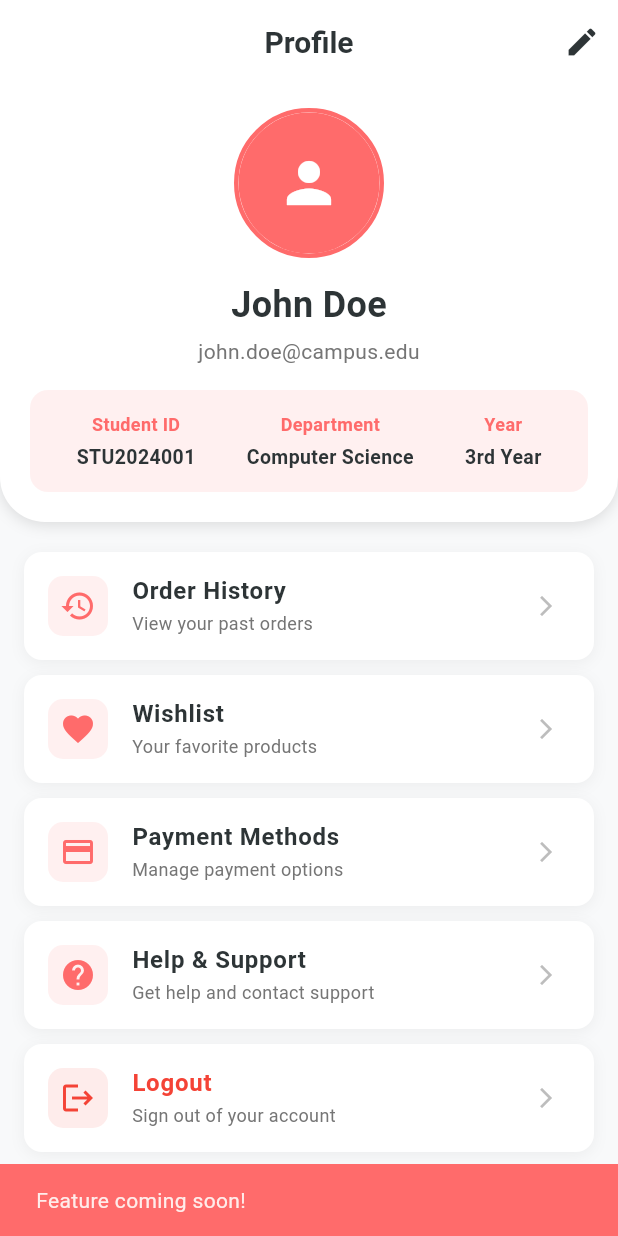
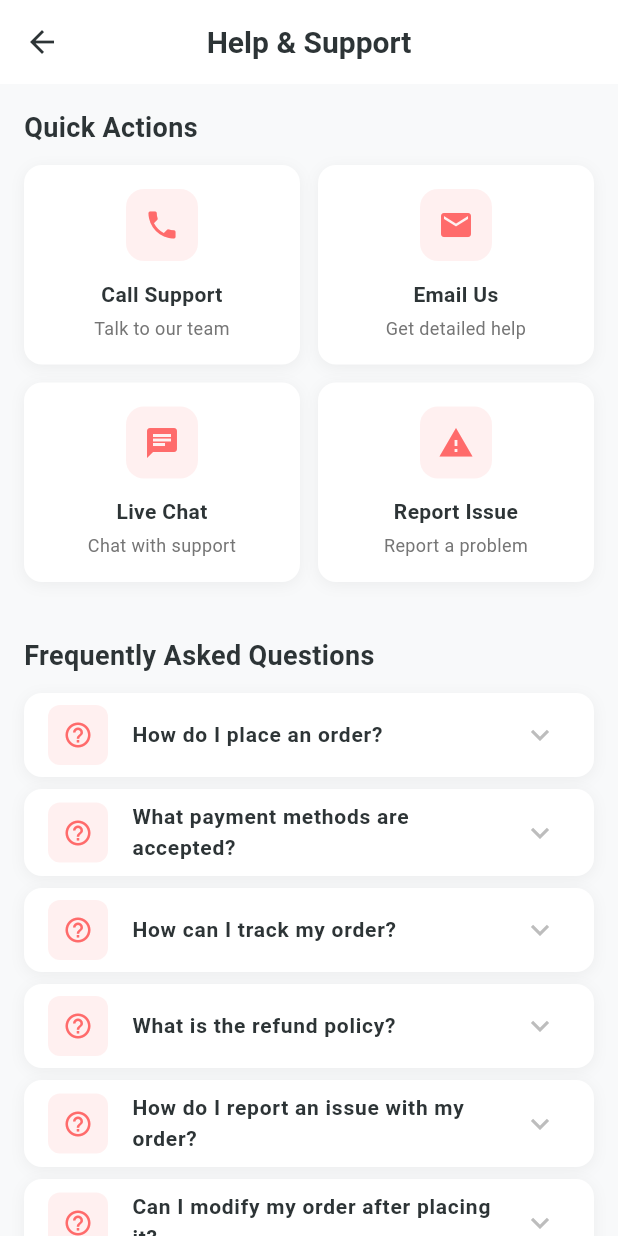
Before and after one commit to Gabrial-8467/UniNest_Customer, a Flutter app: the ProfileScreen screen opened directly, after a tap on "Help & Support", on a phone screen of 412 x 824 dp. Run offline on Flutter 3.47's test engine with Material 3 defaults, Android fonts, the phone set to English and light mode, and no system bars; our stand-ins replace shared_preferences; accounts and stored records are empty; network calls fail.

Commit message:
modify profile and add help& support

```diff
--- /dev/null
+++ b/lib/screen/help_support.dart
@@ -0,0 +1,489 @@
+import 'package:flutter/material.dart';
+
+class HelpSupportScreen extends StatefulWidget {
+  final bool showBackButton;
+
+  const HelpSupportScreen({super.key, this.showBackButton = true});
+
+  @override
+  State<HelpSupportScreen> createState() => _HelpSupportScreenState();
+}
+
+class _HelpSupportScreenState extends State<HelpSupportScreen> {
+  final List<FAQItem> faqItems = [
+    FAQItem(
+      question: 'How do I place an order?',
+      answer:
+          'Browse through canteens and products, select items you want, add them to cart, and proceed to checkout. You can pay online or cash on delivery.',
+    ),
+    FAQItem(
+      question: 'What payment methods are accepted?',
+      answer:
+          'We accept credit/debit cards, UPI, net banking, and cash on delivery. Payment options may vary by canteen.',
+    ),
+    FAQItem(
+      question: 'How can I track my order?',
+      answer:
+          'Go to Order History in your profile to track your orders. You can see real-time status updates from preparation to delivery.',
+    ),
+    FAQItem(
+      question: 'What is the refund policy?',
+      answer:
+          'Refunds are processed within 5-7 business days. If you cancel before the canteen starts preparing, you get a full refund. Partial refunds may apply for late cancellations.',
+    ),
+    FAQItem(
+      question: 'How do I report an issue with my order?',
+      answer:
+          'Contact our support team through the app or email support@campuseats.edu. We typically respond within 24 hours.',
+    ),
+    FAQItem(
+      question: 'Can I modify my order after placing it?',
+      answer:
+          'You can modify or cancel your order within 5 minutes of placing it. After that, please contact the canteen directly.',
+    ),
+  ];
+
+  @override
+  Widget build(BuildContext context) {
+    return Scaffold(
+      backgroundColor: const Color(0xFFF8F9FA),
+      appBar: _buildAppBar(),
+      body: SingleChildScrollView(
+        child: Column(
+          children: [
+            _buildQuickActions(),
+            const SizedBox(height: 20),
+            _buildFAQSection(),
+            const SizedBox(height: 20),
+            _buildContactSection(),
+            const SizedBox(height: 20),
+          ],
+        ),
+      ),
+    );
+  }
+
+  PreferredSizeWidget _buildAppBar() {
+    return AppBar(
+      backgroundColor: Colors.white,
+      elevation: 0,
+      title: const Text(
+        'Help & Support',
+        style: TextStyle(
+          color: Color(0xFF2D3436),
+          fontSize: 20,
+          fontWeight: FontWeight.bold,
+        ),
+      ),
+      leading: widget.showBackButton
+          ? IconButton(
+              onPressed: () => Navigator.pop(context),
+              icon: const Icon(Icons.arrow_back, color: Color(0xFF2D3436)),
+            )
+          : null,
+      automaticallyImplyLeading: widget.showBackButton,
+    );
+  }
+
+  Widget _buildQuickActions() {
+    return Container(
+      margin: const EdgeInsets.all(16),
+      child: Column(
+        crossAxisAlignment: CrossAxisAlignment.start,
+        children: [
+          const Text(
+            'Quick Actions',
+            style: TextStyle(
+              fontSize: 18,
+              fontWeight: FontWeight.bold,
+              color: Color(0xFF2D3436),
+            ),
+          ),
+          const SizedBox(height: 12),
+          Row(
+            children: [
+              Expanded(
+                child: _actionCard(
+                  icon: Icons.phone,
+                  title: 'Call Support',
+                  subtitle: 'Talk to our team',
+                  onTap: _callSupport,
+                ),
+              ),
+              const SizedBox(width: 12),
+              Expanded(
+                child: _actionCard(
+                  icon: Icons.email,
+                  title: 'Email Us',
+                  subtitle: 'Get detailed help',
+                  onTap: _emailSupport,
+                ),
+              ),
+            ],
+          ),
+          const SizedBox(height: 12),
+          Row(
+            children: [
+              Expanded(
+                child: _actionCard(
+                  icon: Icons.chat,
+                  title: 'Live Chat',
+                  subtitle: 'Chat with support',
+                  onTap: _startLiveChat,
+                ),
+              ),
+              const SizedBox(width: 12),
+              Expanded(
+                child: _actionCard(
+                  icon: Icons.report_problem,
+                  title: 'Report Issue',
+                  subtitle: 'Report a problem',
+                  onTap: _reportIssue,
+                ),
+              ),
+            ],
+          ),
+        ],
+      ),
+    );
+  }
+
+  Widget _actionCard({
+    required IconData icon,
+    required String title,
+    required String subtitle,
+    required VoidCallback onTap,
+  }) {
+    return InkWell(
+      onTap: onTap,
+      borderRadius: BorderRadius.circular(12),
+      child: Container(
+        padding: const EdgeInsets.all(16),
+        decoration: BoxDecoration(
+          color: Colors.white,
+          borderRadius: BorderRadius.circular(12),
+          boxShadow: [
+            BoxShadow(
+              color: Colors.black.withValues(alpha: 0.05),
+              blurRadius: 8,
+              offset: const Offset(0, 2),
+            ),
+          ],
+        ),
+        child: Column(
+          children: [
+            Container(
+              width: 48,
+              height: 48,
+              decoration: BoxDecoration(
+                color: const Color(0xFFFF6B6B).withValues(alpha: 0.1),
+                borderRadius: BorderRadius.circular(12),
+              ),
+              child: Icon(icon, color: const Color(0xFFFF6B6B), size: 24),
+            ),
+            const SizedBox(height: 12),
+            Text(
+              title,
+              style: const TextStyle(
+                fontSize: 14,
+                fontWeight: FontWeight.bold,
+                color: Color(0xFF2D3436),
+              ),
+              textAlign: TextAlign.center,
+            ),
+            const SizedBox(height: 4),
+            Text(
+              subtitle,
+              style: TextStyle(fontSize: 12, color: Colors.grey[600]),
+              textAlign: TextAlign.center,
+            ),
+          ],
+        ),
+      ),
+    );
+  }
+
+  Widget _buildFAQSection() {
+    return Container(
+      margin: const EdgeInsets.symmetric(horizontal: 16),
+      child: Column(
+        crossAxisAlignment: CrossAxisAlignment.start,
+        children: [
+          const Text(
+            'Frequently Asked Questions',
+            style: TextStyle(
+              fontSize: 18,
+              fontWeight: FontWeight.bold,
+              color: Color(0xFF2D3436),
+            ),
+          ),
+          const SizedBox(height: 12),
+          ...faqItems.map((faq) => _FAQCard(faq: faq)),
+        ],
+      ),
+    );
+  }
+
+  Widget _buildContactSection() {
+    return Container(
+      margin: const EdgeInsets.all(16),
+      padding: const EdgeInsets.all(20),
+      decoration: BoxDecoration(
+        color: Colors.white,
+        borderRadius: BorderRadius.circular(12),
+        boxShadow: [
+          BoxShadow(
+            color: Colors.black.withValues(alpha: 0.05),
+            blurRadius: 8,
+            offset: const Offset(0, 2),
+          ),
+        ],
+      ),
+      child: Column(
+        crossAxisAlignment: CrossAxisAlignment.start,
+        children: [
+          const Text(
+            'Contact Information',
+            style: TextStyle(
+              fontSize: 18,
+              fontWeight: FontWeight.bold,
+              color: Color(0xFF2D3436),
+            ),
+          ),
+          const SizedBox(height: 16),
+          _contactItem(
+            icon: Icons.phone,
+            label: 'Support Hotline',
+            value: '+1 800-CAMPUS-EATS',
+            onTap: _callSupport,
+          ),
+          const SizedBox(height: 12),
+          _contactItem(
+            icon: Icons.email,
+            label: 'Email Support',
+            value: 'support@campuseats.edu',
+            onTap: _emailSupport,
+          ),
+          const SizedBox(height: 12),
+          _contactItem(
+            icon: Icons.access_time,
+            label: 'Support Hours',
+            value: 'Mon-Fri: 9AM-8PM, Sat-Sun: 10AM-6PM',
+            onTap: null,
+          ),
+          const SizedBox(height: 12),
+          _contactItem(
+            icon: Icons.location_on,
+            label: 'Office Location',
+            value: 'Student Center, Room 204',
+            onTap: null,
+          ),
+        ],
+      ),
+    );
+  }
+
+  Widget _contactItem({
+    required IconData icon,
+    required String label,
+    required String value,
+    VoidCallback? onTap,
+  }) {
+    return InkWell(
+      onTap: onTap,
+      borderRadius: BorderRadius.circular(8),
+      child: Padding(
+        padding: const EdgeInsets.all(8),
+        child: Row(
+          children: [
+            Container(
+              width: 40,
+              height: 40,
+              decoration: BoxDecoration(
+                color: const Color(0xFFFF6B6B).withValues(alpha: 0.1),
+                borderRadius: BorderRadius.circular(8),
+              ),
+              child: Icon(icon, color: const Color(0xFFFF6B6B), size: 20),
+            ),
+            const SizedBox(width: 12),
+            Expanded(
+              child: Column(
+                crossAxisAlignment: CrossAxisAlignment.start,
+                children: [
+                  Text(
+                    label,
+                    style: const TextStyle(
+                      fontSize: 12,
+                      color: Color(0xFF636E72),
+                      fontWeight: FontWeight.w500,
+                    ),
+                  ),
+                  Text(
+                    value,
+                    style: const TextStyle(
+                      fontSize: 14,
+                      color: Color(0xFF2D3436),
+                      fontWeight: FontWeight.w600,
+                    ),
+                  ),
+                ],
+              ),
+            ),
+            if (onTap != null)
+              Icon(Icons.arrow_forward_ios, size: 16, color: Colors.grey[400]),
+          ],
+        ),
+      ),
+    );
+  }
+
+  void _callSupport() {
+    _showComingSoon('Call support feature');
+  }
+
+  void _emailSupport() {
+    _showComingSoon('Email support feature');
+  }
+
+  void _startLiveChat() {
+    _showComingSoon('Live chat feature');
+  }
+
+  void _reportIssue() {
+    showDialog(
+      context: context,
+      builder: (context) => AlertDialog(
+        title: const Text('Report an Issue'),
+        content: Column(
+          mainAxisSize: MainAxisSize.min,
+          children: [
+            const Text('Please describe the issue you\'re facing:'),
+            const SizedBox(height: 12),
+            TextField(
+              maxLines: 4,
+              decoration: InputDecoration(
+                border: OutlineInputBorder(
+                  borderRadius: BorderRadius.circular(8),
+                ),
+                hintText: 'Describe your issue here...',
+              ),
+            ),
+          ],
+        ),
+        actions: [
+          TextButton(
+            onPressed: () => Navigator.pop(context),
+            child: const Text('Cancel'),
+          ),
+          ElevatedButton(
+            onPressed: () {
+              Navigator.pop(context);
+              ScaffoldMessenger.of(context).showSnackBar(
+                const SnackBar(
+                  content: Text('Issue reported successfully!'),
+                  backgroundColor: Color(0xFFFF6B6B),
+                ),
+              );
+            },
+            child: const Text('Submit'),
+          ),
+        ],
+      ),
+    );
+  }
+
+  void _showComingSoon(String feature) {
+    ScaffoldMessenger.of(context).showSnackBar(
+      SnackBar(
+        content: Text('$feature coming soon!'),
+        backgroundColor: const Color(0xFFFF6B6B),
+      ),
+    );
+  }
+}
+
+class _FAQCard extends StatefulWidget {
+  final FAQItem faq;
+
+  const _FAQCard({required this.faq});
+
+  @override
+  State<_FAQCard> createState() => _FAQCardState();
+}
+
+class _FAQCardState extends State<_FAQCard> {
+  bool _isExpanded = false;
+
+  @override
+  Widget build(BuildContext context) {
+    return Container(
+      margin: const EdgeInsets.only(bottom: 8),
+      decoration: BoxDecoration(
+        color: Colors.white,
+        borderRadius: BorderRadius.circular(12),
+        boxShadow: [
+          BoxShadow(
+            color: Colors.black.withValues(alpha: 0.05),
+            blurRadius: 8,
+            offset: const Offset(0, 2),
+          ),
+        ],
+      ),
+      child: Column(
+        children: [
+          ListTile(
+            leading: Container(
+              width: 40,
+              height: 40,
+              decoration: BoxDecoration(
+                color: const Color(0xFFFF6B6B).withValues(alpha: 0.1),
+                borderRadius: BorderRadius.circular(8),
+              ),
+              child: const Icon(
+                Icons.help_outline,
+                color: Color(0xFFFF6B6B),
+                size: 20,
+              ),
+            ),
+            title: Text(
+              widget.faq.question,
+              style: const TextStyle(
+                fontSize: 14,
+                fontWeight: FontWeight.w600,
+                color: Color(0xFF2D3436),
+              ),
+            ),
+            trailing: Icon(
+              _isExpanded ? Icons.expand_less : Icons.expand_more,
+              color: Colors.grey[400],
+            ),
+            onTap: () {
+              setState(() {
+                _isExpanded = !_isExpanded;
+              });
+            },
+          ),
+          if (_isExpanded)
+            Container(
+              padding: const EdgeInsets.fromLTRB(16, 0, 16, 16),
+              child: Text(
+                widget.faq.answer,
+                style: TextStyle(
+                  fontSize: 13,
+                  color: Colors.grey[600],
+                  height: 1.4,
+                ),
+              ),
+            ),
+        ],
+      ),
+    );
+  }
+}
+
+class FAQItem {
+  final String question;
+  final String answer;
+
+  FAQItem({required this.question, required this.answer});
+}
--- a/lib/screen/home.dart
+++ b/lib/screen/home.dart
@@ -386,7 +386,6 @@ class _HomeScreenState extends State<HomeScreen> {
                         isOpen: canteen['isOpen'] == true,
                         isSelected: isSelected,
                         onTap: () {
-                          if (isSelected) {
                           Navigator.push(
                             context,
                             MaterialPageRoute(
@@ -394,11 +393,6 @@ class _HomeScreenState extends State<HomeScreen> {
                                   CanteenMenuScreen(canteenId: canteenId),
                             ),
                           );
-                            return;
-                          }
-                          setState(() {
-                            selectedCanteenId = canteenId;
-                          });
                         },
                       );
                     },
--- a/lib/screen/profile.dart
+++ b/lib/screen/profile.dart
@@ -1,5 +1,6 @@
 import 'package:flutter/material.dart';
 
+import 'help_support.dart';
 import 'order_history.dart';
 import 'wishlist.dart';
 
@@ -17,9 +18,6 @@ class _ProfileScreenState extends State<ProfileScreen> {
     'name': 'John Doe',
     'email': 'john.doe@campus.edu',
     'phone': '+1 234 567 8900',
-    'studentId': 'STU2024001',
-    'department': 'Computer Science',
-    'year': '3rd Year',
     'avatar': 'https://picsum.photos/seed/avatar1/200/200.jpg',
   };
 
@@ -120,49 +118,8 @@ class _ProfileScreenState extends State<ProfileScreen> {
             userData['email'],
             style: TextStyle(fontSize: 14, color: Colors.grey[600]),
           ),
-          const SizedBox(height: 16),
-          Container(
-            margin: const EdgeInsets.symmetric(horizontal: 20),
-            padding: const EdgeInsets.all(14),
-            decoration: BoxDecoration(
-              color: const Color(0xFFFF6B6B).withValues(alpha: 0.1),
-              borderRadius: BorderRadius.circular(12),
-            ),
-            child: Row(
-              mainAxisAlignment: MainAxisAlignment.spaceAround,
-              children: [
-                _infoTile('Student ID', userData['studentId']),
-                _infoTile('Department', userData['department']),
-                _infoTile('Year', userData['year']),
-              ],
-            ),
-          ),
         ],
       ),
-    );
-  }
-
-  Widget _infoTile(String label, String value) {
-    return Column(
-      children: [
-        Text(
-          label,
-          style: const TextStyle(
-            fontSize: 12,
-            color: Color(0xFFFF6B6B),
-            fontWeight: FontWeight.w600,
-          ),
-        ),
-        const SizedBox(height: 4),
-        Text(
-          value,
-          style: const TextStyle(
-            fontSize: 13,
-            fontWeight: FontWeight.bold,
-            color: Color(0xFF2D3436),
-          ),
-        ),
-      ],
     );
   }
 
@@ -212,7 +169,15 @@ class _ProfileScreenState extends State<ProfileScreen> {
             icon: Icons.help,
             title: 'Help & Support',
             subtitle: 'Get help and contact support',
-            onTap: _showComingSoon,
+            onTap: () {
+              Navigator.push(
+                context,
+                MaterialPageRoute(
+                  builder: (context) =>
+                      const HelpSupportScreen(showBackButton: true),
+                ),
+              );
+            },
           ),
           const SizedBox(height: 10),
           _menuItem(
```
Lines whose indentation alone changed are shown as unchanged.
